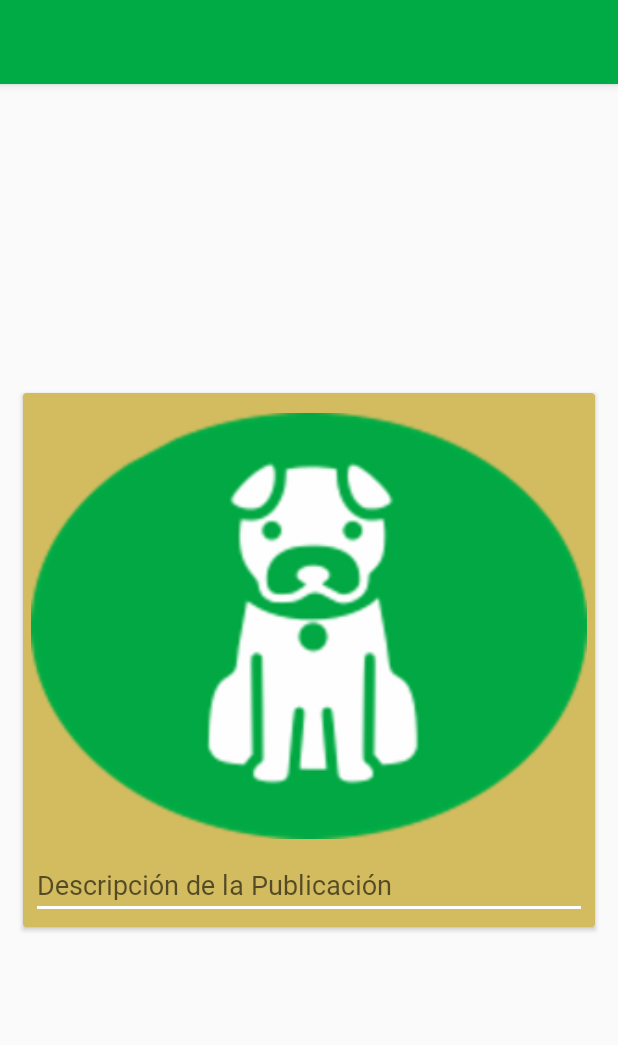
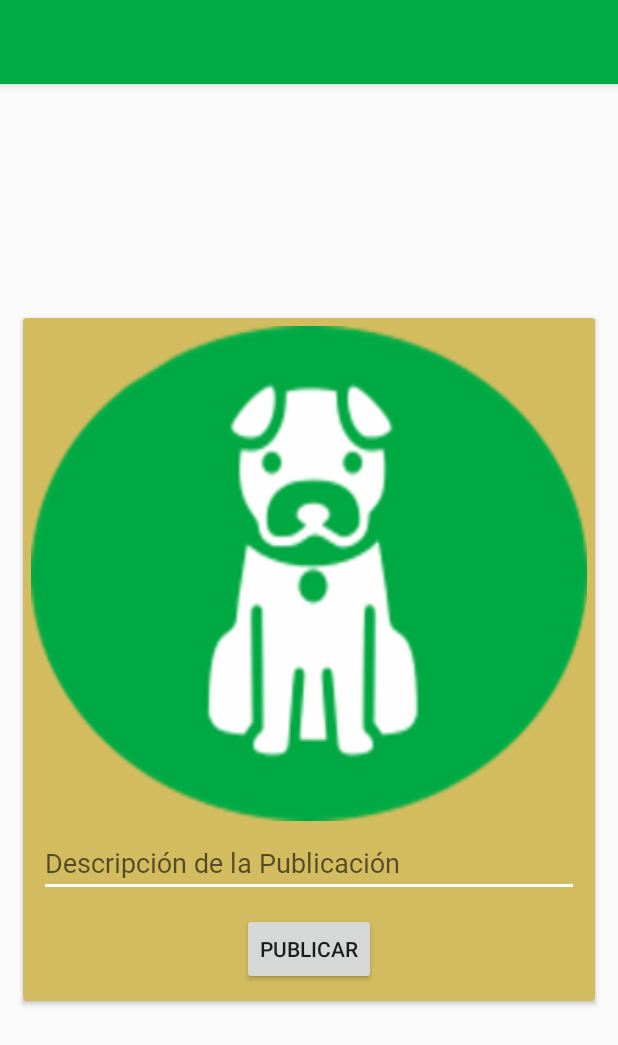
Before and after one commit to gguatibonza08/PetsLove, an Android app: the addPublicacion screen opened directly, with no data from a screen before it, on a phone screen of 412 x 824 dp. Shown: the top 1045 px of the screen. Run offline under Robolectric (Android 15) with nearby library versions, the phone set to English and light mode, and no system bars; pictures from the network do not load.

Commit message:
encode base64
publicar

```diff
--- a/app/src/main/java/co/com/petslove/petslovers/addPublicacion.java
+++ b/app/src/main/java/co/com/petslove/petslovers/addPublicacion.java
@@ -1,39 +1,30 @@
 package co.com.petslove.petslovers;
 
-import android.content.DialogInterface;
 import android.content.Intent;
 import android.graphics.Bitmap;
 import android.graphics.BitmapFactory;
-import android.media.MediaScannerConnection;
 import android.net.Uri;
-import android.os.Build;
 import android.os.Bundle;
-import android.os.Environment;
 import android.provider.MediaStore;
-import android.support.v4.content.FileProvider;
-import android.support.v7.app.AlertDialog;
 import android.support.v7.app.AppCompatActivity;
 import android.util.Base64;
 import android.util.Log;
+import android.view.View;
+import android.widget.Button;
 import android.widget.EditText;
 import android.widget.ImageView;
 
 import java.io.ByteArrayOutputStream;
-import java.io.File;
 import java.io.IOException;
 
 public class addPublicacion extends AppCompatActivity {
 
-    private final String CARPETA_RAIZ = "misImagenesPrueba/";
-    private final String RUTA_IMAGEN = CARPETA_RAIZ + "misFotos";
     private String codeFoto;
     private ImageView foto;
     private EditText contenido;
-    String path;
+    private Button publicar;
 
     final int COD_SELECCIONA = 10;
-    final int COD_FOTO = 20;
-
 
     @Override
     protected void onCreate(Bundle savedInstanceState) {
@@ -41,31 +32,32 @@ public class addPublicacion extends AppCompatActivity {
         setContentView(R.layout.activity_add_publicacion);
         foto = findViewById(R.id.fotoPublicacionAdd);
         contenido = findViewById(R.id.descripcionPublicacion);
-        cargarImagen();
+        publicar = findViewById(R.id.publicar);
+        cargarImagen2();
+        publicar.setOnClickListener(new View.OnClickListener() {
+            @Override
+            public void onClick(View v) {
+                publicar();
+            }
+        });
+
     }
 
-    private void cargarImagen() {
+    private void publicar() {
+        //conexion
 
-        final CharSequence[] opciones = {"Tomar Foto", "Cargar Imagen", "Cancelar"};
-        final AlertDialog.Builder alertOpciones = new AlertDialog.Builder(addPublicacion.this);
-        alertOpciones.setTitle("Seleccione una Opción");
-        alertOpciones.setItems(opciones, new DialogInterface.OnClickListener() {
-            @Override
-            public void onClick(DialogInterface dialogInterface, int i) {
-                if (opciones[i].equals("Tomar Foto")) {
-                    tomarFotografia();
-                } else {
-                    if (opciones[i].equals("Cargar Imagen")) {
-                        Intent intent = new Intent(Intent.ACTION_GET_CONTENT, MediaStore.Images.Media.EXTERNAL_CONTENT_URI);
-                        intent.setType("image/");
-                        startActivityForResult(intent.createChooser(intent, "Seleccione la Aplicación"), COD_SELECCIONA);
-                    } else {
-                        dialogInterface.dismiss();
-                    }
-                }
-            }
-        });
-        alertOpciones.show();
+
+
+
+
+
+
+    }
+
+    private void cargarImagen2() {
+        Intent intent = new Intent(Intent.ACTION_PICK, MediaStore.Images.Media.EXTERNAL_CONTENT_URI);
+        intent.setType("image/*");
+        startActivityForResult(intent.createChooser(intent, "Seleccione la Aplicación"), COD_SELECCIONA);
     }
 
     @Override
@@ -74,55 +66,28 @@ public class addPublicacion extends AppCompatActivity {
         if (resultCode == RESULT_OK) {
             switch (requestCode) {
                 case COD_SELECCIONA:
+                    Uri imageUri = data.getData();
+                    foto.setImageURI(imageUri);
                     try {
-                        Uri imageUri = data.getData();
-                        Bitmap bm = MediaStore.Images.Media.getBitmap(this.getContentResolver(), imageUri);
-                        ByteArrayOutputStream baos = new ByteArrayOutputStream();
-                        bm.compress(Bitmap.CompressFormat.JPEG, 100, baos);
-                        byte[] b = baos.toByteArray();
-                        codeFoto = Base64.encodeToString(b, Base64.DEFAULT);
-                        foto.setImageBitmap(decode64(codeFoto.getBytes()));
-
-
+                        procesar(imageUri);
                     } catch (IOException e) {
                         e.printStackTrace();
                     }
-
-
-
-                /*byte[] decodedBytes = Base64.decode(code.getBytes(), Base64.DEFAULT);
-                Bitmap bn = BitmapFactory.decodeByteArray(decodedBytes, 0, decodedBytes.length);
-                bn.compress(Bitmap.CompressFormat.JPEG, 100, baos);
-                prueba.setImageBitmap(bn);*/
-
-
-
-
-
-
-                    /*ByteArrayOutputStream baos = new ByteArrayOutputStream();
-                    byte[] decodedBytes = Base64.decode(bytes, Base64.DEFAULT);
-                    Bitmap bn = BitmapFactory.decodeByteArray(decodedBytes, 0, decodedBytes.length);
-                    bn.compress(Bitmap.CompressFormat.JPEG, 100, baos);*/
-                    break;
-
-                case COD_FOTO:
-                    MediaScannerConnection.scanFile(this, new String[]{path}, null,
-                            new MediaScannerConnection.OnScanCompletedListener() {
-                                @Override
-                                public void onScanCompleted(String path, Uri uri) {
-                                    Log.i("Ruta de almacenamiento", "Path: " + path);
-                                }
-                            });
-
-                 /*   Bitmap bitmap= BitmapFactory.decodeFile(path);
-                    imagen.setImageBitmap(bitmap);*/
-
                     break;
             }
 
 
         }
+    }
+
+    private void procesar(Uri imageUri) throws IOException {
+        Log.e("code", "LLEGO A DECODIFICAR");
+        Bitmap bm = MediaStore.Images.Media.getBitmap(this.getContentResolver(), imageUri);
+        ByteArrayOutputStream baos = new ByteArrayOutputStream();
+        bm.compress(Bitmap.CompressFormat.JPEG, 100, baos);
+        byte[] b = baos.toByteArray();
+        codeFoto = Base64.encodeToString(b, Base64.DEFAULT);
+        Log.e("code", codeFoto);
     }
 
 
@@ -140,31 +105,4 @@ public class addPublicacion extends AppCompatActivity {
 
     }
 
-
-    private void tomarFotografia() {
-        File fileImagen = new File(Environment.getExternalStorageDirectory(), RUTA_IMAGEN);
-        boolean isCreada = fileImagen.exists();
-        String nombreImagen = "";
-        if (isCreada == false) {
-            isCreada = fileImagen.mkdirs();
-        }
-
-        if (isCreada == true) {
-            nombreImagen = (System.currentTimeMillis() / 1000) + ".jpg";
-        }
-
-        path = Environment.getExternalStorageDirectory() +
-                File.separator + RUTA_IMAGEN + File.separator + nombreImagen;
-        File imagen = new File(path);
-        Intent intent = null;
-        intent = new Intent(MediaStore.ACTION_IMAGE_CAPTURE);
-        if (Build.VERSION.SDK_INT >= Build.VERSION_CODES.N) {
-            String authorities = getApplicationContext().getPackageName() + ".provider";
-            Uri imageUri = FileProvider.getUriForFile(this, authorities, imagen);
-            intent.putExtra(MediaStore.EXTRA_OUTPUT, imageUri);
-        } else {
-            intent.putExtra(MediaStore.EXTRA_OUTPUT, Uri.fromFile(imagen));
-        }
-        startActivityForResult(intent, COD_FOTO);
-    }
 }
--- a/app/src/main/res/layout/activity_add_publicacion.xml
+++ b/app/src/main/res/layout/activity_add_publicacion.xml
@@ -8,7 +8,6 @@
     android:gravity="center"
     android:orientation="vertical"
     tools:context=".addPublicacion">
-
 
     <android.support.v7.widget.CardView
         android:layout_width="match_parent"
@@ -25,7 +24,8 @@
             <ImageView
                 android:id="@+id/fotoPublicacionAdd"
                 android:layout_width="match_parent"
-                android:layout_height="300dp"
+                android:layout_height="330dp"
+                android:scaleType="fitXY"
                 android:src="@drawable/dog" />
 
 
@@ -33,9 +33,20 @@
                 android:id="@+id/descripcionPublicacion"
                 android:layout_width="match_parent"
                 android:layout_height="wrap_content"
+                android:layout_marginHorizontal="5dp"
+                android:layout_marginVertical="5dp"
                 android:fontFamily="@font/magnificent"
                 android:hint="Descripción de la Publicación"
                 android:textColor="@color/dark" />
+
+
+            <Button
+                android:id="@+id/publicar"
+                android:layout_width="wrap_content"
+                android:layout_height="wrap_content"
+                android:layout_gravity="center"
+                android:layout_marginVertical="5dp"
+                android:text="Publicar" />
 
 
         </LinearLayout>
```
